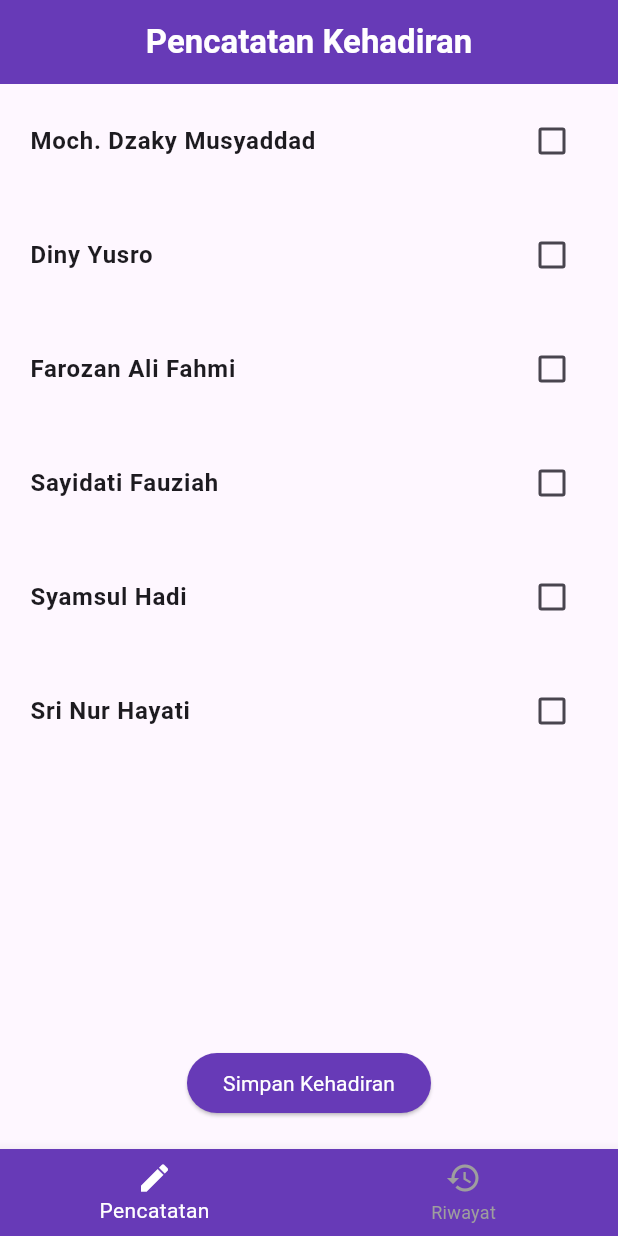
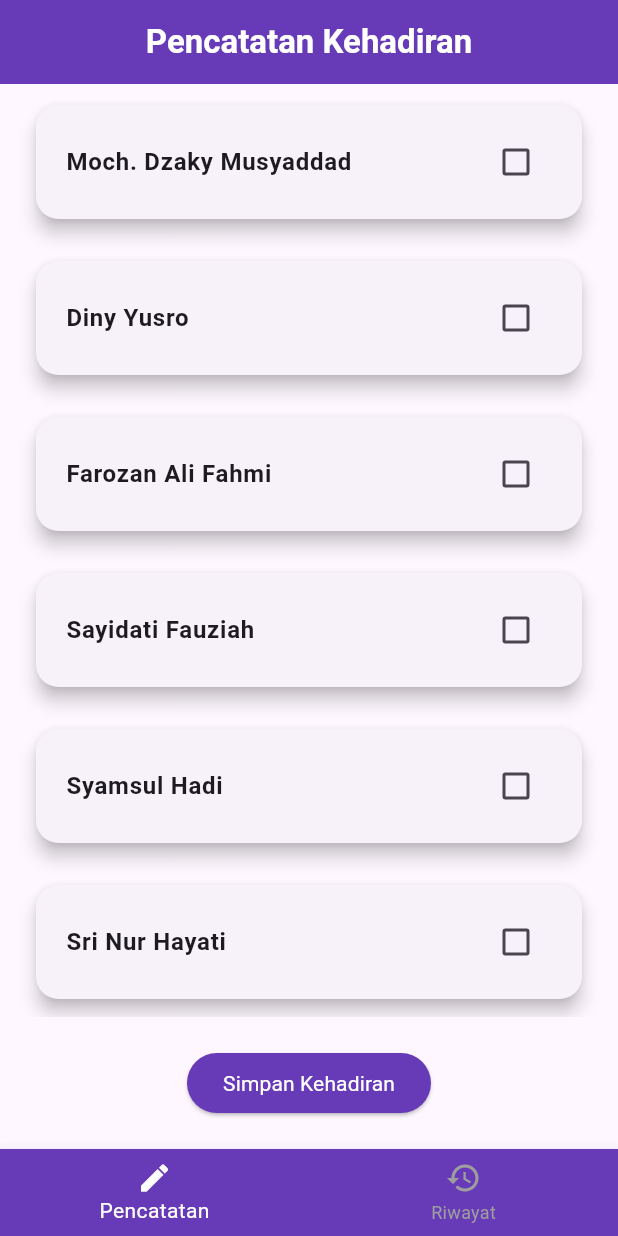
Before and after one commit to zkyy484/tugas_individu_mobile, a Flutter app: the screen it shows after launch, on a phone screen of 412 x 824 dp. Run offline on Flutter 3.47's test engine with Material 3 defaults, Android fonts, the phone set to English and light mode, and no system bars.

Commit message:
done cuyy

```diff
--- a/lib/view/home.dart
+++ b/lib/view/home.dart
@@ -31,7 +31,14 @@ class HalamanKehadiran extends StatelessWidget {
                 final student = provider.students[index];
 
 
-                return ListTile(
+                return Padding(
+                  padding: EdgeInsets.symmetric(horizontal: 20, vertical: 10),
+                  child: Card(
+                    shape: RoundedRectangleBorder(
+                      borderRadius: BorderRadius.circular(15)
+                    ),
+                    elevation: 5,
+                    child: ListTile(
                       contentPadding: EdgeInsets.symmetric(vertical: 10, horizontal: 20),
                       title: Text(
                         student['name'],
@@ -49,7 +56,9 @@ class HalamanKehadiran extends StatelessWidget {
                           provider.notifyListeners();
                         },
                       ),
-                    );
+                    ),
+                  ),
+                );
 
 
 
@@ -73,7 +82,7 @@ class HalamanKehadiran extends StatelessWidget {
                 backgroundColor: Colors.deepPurple,
                 foregroundColor: Colors.white,
               ),
-              child: Text(
+              child: const Text(
                 'Simpan Kehadiran',
                 style: TextStyle(
                   fontSize: 14,
```
Also changed, not shown: lib/view/riwayat.dart (+10 -55 lines).
